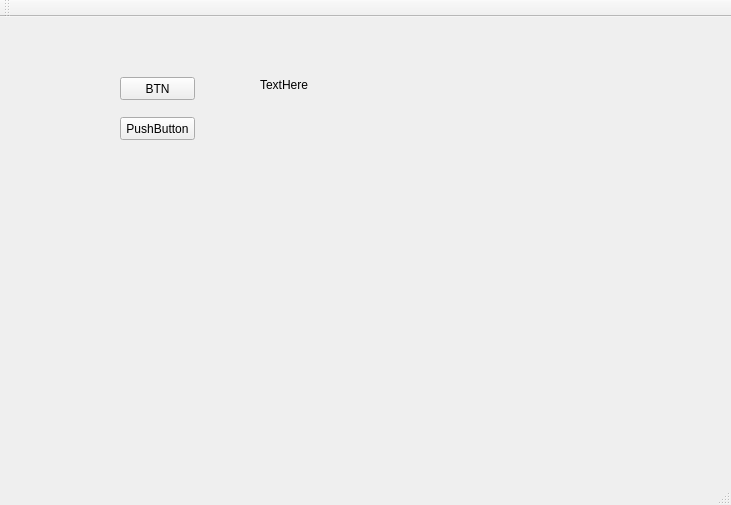
Old version of the form mainwindow.ui in the repository Toxa-man/TestRep.
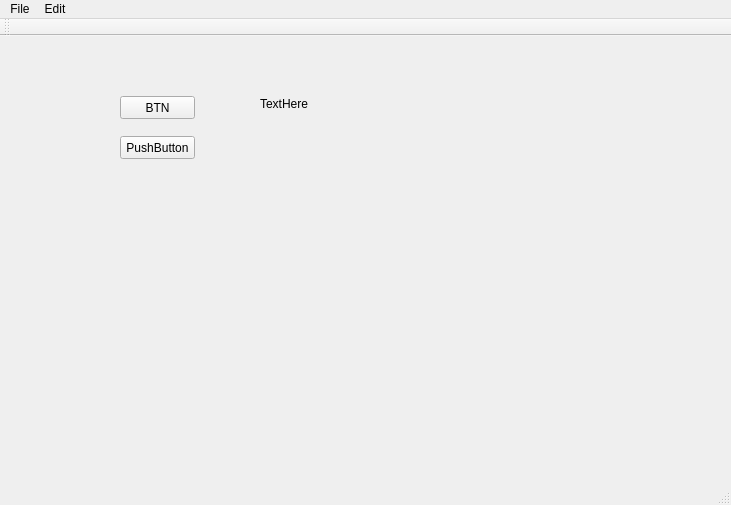
New version of the form.

```diff
--- a/mainwindow.ui
+++ b/mainwindow.ui
@@ -63,6 +63,18 @@
      <height>21</height>
     </rect>
    </property>
+   <widget class="QMenu" name="menuFile">
+    <property name="title">
+     <string>File</string>
+    </property>
+   </widget>
+   <widget class="QMenu" name="menuEdit">
+    <property name="title">
+     <string>Edit</string>
+    </property>
+   </widget>
+   <addaction name="menuFile"/>
+   <addaction name="menuEdit"/>
   </widget>
   <widget class="QToolBar" name="mainToolBar">
    <attribute name="toolBarArea">
```
